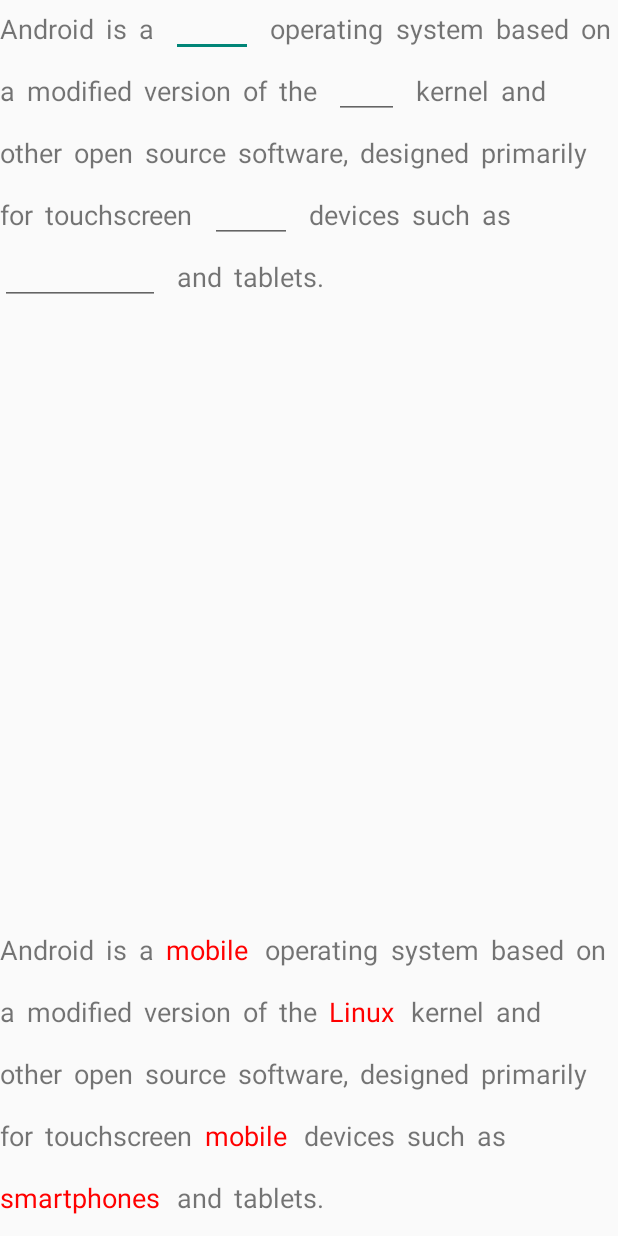
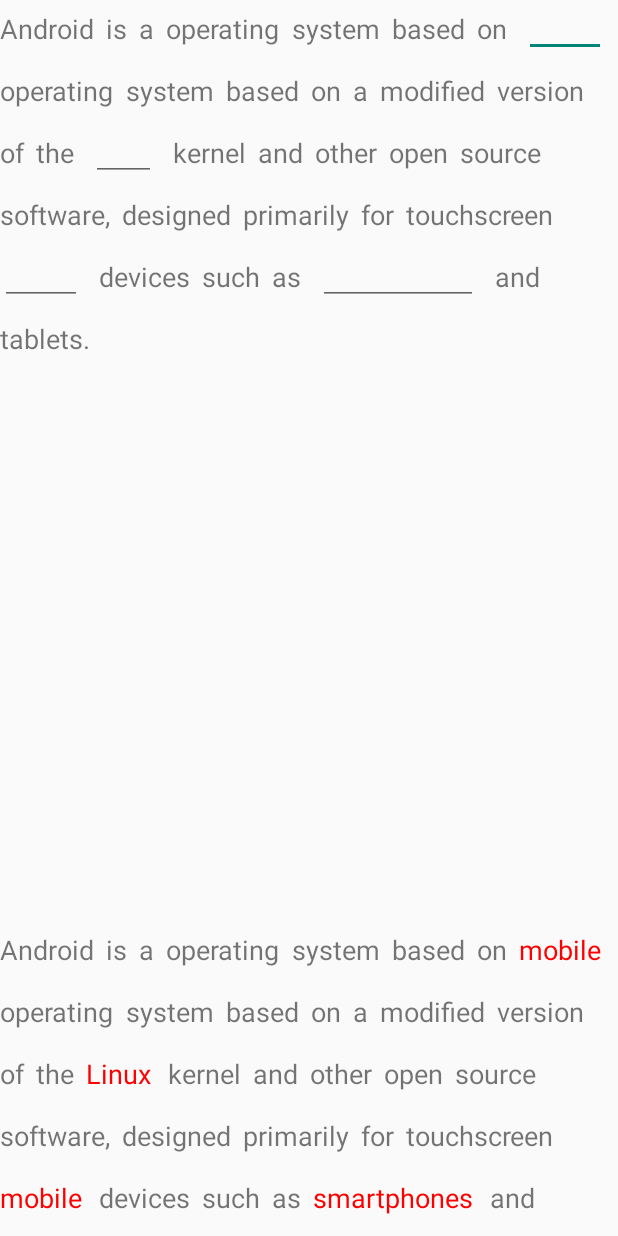
Before and after one commit to yibulaxi/DevNotes, an Android app: the screen it shows after launch (WordActivity), on a phone screen of 412 x 824 dp. Run offline under Robolectric (Android 15) with nearby library versions, the phone set to English and light mode, and no system bars.

Commit message:
4. 解决最后一行显示不全的 bug

```diff
--- a/app/src/main/java/cn/kk/customview/utils/MyData.kt
+++ b/app/src/main/java/cn/kk/customview/utils/MyData.kt
@@ -14,7 +14,7 @@ object MyData {
         "Android is a mobile operating system based on a modified version of the Linux kernel and other open source software, designed primarily for touchscreen mobile devices such as smartphones and tablets."
 
     val SENTENCES =
-        "Android is a " + PRE_WORD_KEY_STR +
+        "Android is a operating system based on " + PRE_WORD_KEY_STR +
                 "mobile" + SUFFIX_WORD_KEY_STR +
                 " operating system based on a modified version of the " + PRE_WORD_KEY_STR +
                 "Linux" + SUFFIX_WORD_KEY_STR +
--- a/app/src/main/java/cn/kk/customview/widget/InputView.kt
+++ b/app/src/main/java/cn/kk/customview/widget/InputView.kt
@@ -13,7 +13,6 @@ import android.view.View
 import android.view.ViewGroup
 import android.view.inputmethod.EditorInfo
 import android.widget.EditText
-import android.widget.RelativeLayout
 import android.widget.TextView
 import androidx.core.content.ContextCompat
 import cn.kk.customview.R
@@ -41,7 +40,7 @@ val DEFAULT_WORD_SPACE_MAX_WIDTH_TIMES = 2 // 挖空单词填空的最大宽度
 class InputView(context: Context?, attrs: AttributeSet?) : ViewGroup(context, attrs) {
 
     var inputViewWidth = 0
-    var mVerticalSpacing = DEFAULT_VERTICAL_SPACING
+    var mVerticalSpacing = DEFAULT_VERTICAL_SPACING // 行间距
         set(value) {
             field = value
         }
@@ -49,7 +48,7 @@ class InputView(context: Context?, attrs: AttributeSet?) : ViewGroup(context, at
             return field
         }
 
-    // 水平方向两个子 view 之间的间隔
+    // 水平方向两个子 view 之间的间距
     var mHorizontalSpacing = DEFAULT_HORIZONTAL_SPACING
         set(value) {
             field = value
@@ -174,20 +173,24 @@ class InputView(context: Context?, attrs: AttributeSet?) : ViewGroup(context, at
     override fun onMeasure(widthMeasureSpec: Int, heightMeasureSpec: Int) {
         val myWidth = View.resolveSize(0, widthMeasureSpec)
 
+        MeasureSpec.UNSPECIFIED
         val paddingLeft = paddingLeft
         val paddingTop = paddingTop
         val paddingRight = paddingRight
         val paddingBottom = paddingBottom
 
-        var childLeft = paddingLeft
-        var childTop = paddingTop
+        var containerWidth = paddingLeft // 父容器宽
+        var containerHeight = paddingTop // 父容器高
 
-        var lineHeight = 0
+        var lineHeight = 0  // 记录每一行高度
+        var lineWidth = 0  // 记录每一行宽度
+
         var lineCount = 1
 
         for (i in 0 until childCount) {
             val child = getChildAt(i)
             if (child.visibility != View.GONE) {
+                // 测量 子view
                 measureChild(child, widthMeasureSpec, heightMeasureSpec)
 
             } else {
@@ -200,24 +203,34 @@ class InputView(context: Context?, attrs: AttributeSet?) : ViewGroup(context, at
             // 计算出本行最高的 child view 高度
             lineHeight = Math.max(childHeight, lineHeight)
 
-            if (childLeft + childWidth + paddingRight > myWidth) {
+            if (lineWidth + childWidth + paddingRight > myWidth) {
                 // 换行
-                childLeft = paddingLeft
-                childTop += mVerticalSpacing + lineHeight
+                containerWidth = Math.max(lineWidth,childWidth + paddingLeft)
+                containerHeight += mVerticalSpacing + lineHeight
                 lineHeight = childHeight
+                lineWidth = paddingLeft + childWidth
 
                 lineCount++
 
                 Log.d(TAG, "onMeasure: 换行: ${lineCount}")
             } else {
-                childLeft += childWidth + mHorizontalSpacing
-                Log.d(TAG, "onMeasure: childLeft: $childLeft")
+//                containerWidth += childWidth + mHorizontalSpacing
+                lineWidth += childWidth + mHorizontalSpacing
+                lineHeight = Math.max(lineHeight,childHeight)
+                Log.d(TAG, "onMeasure: childLeft: $containerWidth")
+            }
+
+            // 单独处理最后一行
+            if (i == childCount - 1){
+                containerHeight += mVerticalSpacing + lineHeight
+                containerWidth = Math.max(containerWidth,lineWidth)
             }
         }
 
 
-        val wantedHeight = childTop + lineHeight + paddingBottom
+        val wantedHeight = containerHeight + lineHeight + paddingBottom
 
+        // 测量完成后，设置给系统
         setMeasuredDimension(
             myWidth,
             View.resolveSize(wantedHeight, heightMeasureSpec)
```
